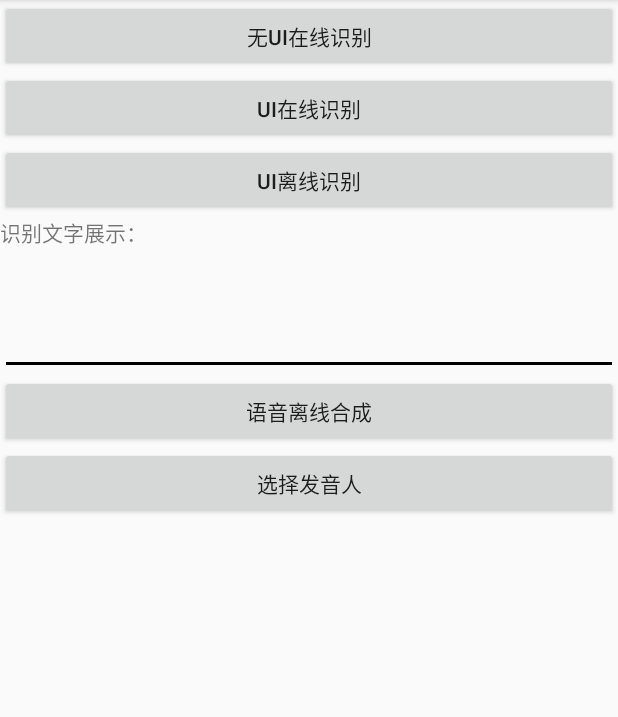
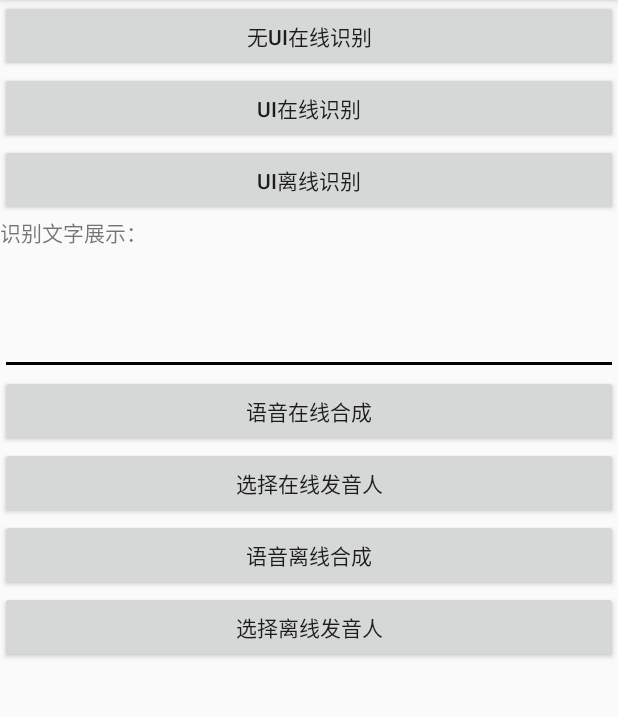
Before and after one commit to FMGG/XunFeiDemo, an Android app: the screen it shows after launch (MainActivity), after a tap on "UI在线识别", on a phone screen of 412 x 824 dp, the part 84-801 px from its top. Run offline under Robolectric (Android 15) with nearby library versions, the light colour scheme and no system bars; our stand-ins replace ButterKnife; 5 statements that could not run were skipped.

Commit message:
新增在线语音合成，需要注意选英文发音人的时候，只有输入英文才能发音

```diff
--- a/app/src/main/java/my/project/com/MainActivity.java
+++ b/app/src/main/java/my/project/com/MainActivity.java
@@ -56,6 +56,10 @@ public class MainActivity extends AppCompatActivity {
     EditText etContent;
     @BindView(R.id.bt_selectperson)
     Button btSelectperson;
+    @BindView(R.id.bt_voiceonline)
+    Button btVoiceonline;
+    @BindView(R.id.bt_selectonlineperson)
+    Button btSelectonlineperson;
 
 
     private SpeechRecognizer mIat;
@@ -64,12 +68,14 @@ public class MainActivity extends AppCompatActivity {
 
     private final String CLOUD = "cloud";
     private final String LOCAL = "local";
+    private final int ONLINE = 0;
+    private final int OFFLINE = 1;
     private int MORE = 0x10;
     private String VOICENAME = "xiaoyan";
     private int selectedNumLocal = 0;
-    // 本地发音人列表
-    private String[] localVoicersEntries;
-    private String[] localVoicersValue ;
+    //发音人列表
+    private String[] voicersEntries;
+    private String[] voicersValue;
 
     @Override
     protected void onCreate(Bundle savedInstanceState) {
@@ -82,9 +88,6 @@ public class MainActivity extends AppCompatActivity {
 
     private void init() {
         doMorePermission();
-        // 本地发音人名称列表
-        localVoicersEntries = getResources().getStringArray(R.array.voicer_local_entries);
-        localVoicersValue = getResources().getStringArray(R.array.voicer_local_values);
     }
 
     /**
@@ -276,7 +279,8 @@ public class MainActivity extends AppCompatActivity {
     }
 
 
-    @OnClick({R.id.bt_noui, R.id.bt_ui, R.id.bt_uinonetwork, R.id.bt_speechSynthesizer,R.id.bt_selectperson})
+    @OnClick({R.id.bt_noui, R.id.bt_ui, R.id.bt_uinonetwork, R.id.bt_speechSynthesizer,
+            R.id.bt_selectperson, R.id.bt_voiceonline, R.id.bt_selectonlineperson})
     public void onViewClicked(View view) {
         switch (view.getId()) {
             case R.id.bt_noui:
@@ -291,24 +295,42 @@ public class MainActivity extends AppCompatActivity {
                 setEmptyText();
                 uiStartVoice(LOCAL);
                 break;
-            case R.id.bt_speechSynthesizer:
-                speechSynthesizer();
+            case R.id.bt_speechSynthesizer: //离线语音合成
+                speechSynthesizer(OFFLINE);
                 break;
-            case R.id.bt_selectperson:
-                selectPerson();
+            case R.id.bt_selectperson: //离线发音人
+                selectPerson(OFFLINE);
+                break;
+            case R.id.bt_voiceonline:  //在线语音合成
+                speechSynthesizer(ONLINE);
+                break;
+            case R.id.bt_selectonlineperson: //在线发音人
+                selectPerson(ONLINE);
                 break;
         }
     }
 
     //选择发音人
-    private void selectPerson() {
-        new AlertDialog.Builder(this).setTitle("本地合成发音人选项")
-                .setSingleChoiceItems(localVoicersEntries, // 单选框有几项,各是什么名字
+    private void selectPerson(int type) {
+        String title;
+        if (type == OFFLINE){
+            title = "离线合成发音人选项";
+            // 本地发音人名称列表
+            voicersEntries = getResources().getStringArray(R.array.voicer_local_entries);
+            voicersValue = getResources().getStringArray(R.array.voicer_local_values);
+        }else {
+            title = "在线合成发音人选项";
+            // 在线发音人名称列表
+            voicersEntries = getResources().getStringArray(R.array.voicer_cloud_entries);
+            voicersValue = getResources().getStringArray(R.array.voicer_cloud_values);
+        }
+        new AlertDialog.Builder(this).setTitle(title)
+                .setSingleChoiceItems(voicersEntries, // 单选框有几项,各是什么名字
                         selectedNumLocal, // 默认的选项
                         new DialogInterface.OnClickListener() { // 点击单选框后的处理
                             public void onClick(DialogInterface dialog,
                                                 int which) { // 点击了哪一项
-                                VOICENAME = localVoicersValue[which];
+                                VOICENAME = voicersValue[which];
                                 selectedNumLocal = which;
                                 dialog.dismiss();
                             }
@@ -320,9 +342,9 @@ public class MainActivity extends AppCompatActivity {
     }
 
     /**
-     * 离线语音合成
+     * 语音合成
      */
-    public void speechSynthesizer() {
+    public void speechSynthesizer(int type) {
         mTts = SpeechSynthesizer.createSynthesizer(MainActivity.this, new InitListener() {
             @Override
             public void onInit(int i) {
@@ -331,14 +353,16 @@ public class MainActivity extends AppCompatActivity {
                 }
             }
         });
-        mTts.setParameter(SpeechConstant.ENGINE_TYPE, LOCAL);
-
-        if (SpeechConstant.TYPE_LOCAL.equals(LOCAL)) {
-            // 需下载使用对应的离线合成SDK
-            //设置发音人资源路径
-            mTts.setParameter(ResourceUtil.TTS_RES_PATH, getSpeechSynthesizerResourcePath(VOICENAME));
+        if (type == OFFLINE){
+            mTts.setParameter(SpeechConstant.ENGINE_TYPE, LOCAL);
+            if (SpeechConstant.TYPE_LOCAL.equals(LOCAL)) {
+                // 需下载使用对应的离线合成SDK
+                //设置发音人资源路径
+                mTts.setParameter(ResourceUtil.TTS_RES_PATH, getSpeechSynthesizerResourcePath(VOICENAME));
+            }
+        }else {
+            mTts.setParameter(SpeechConstant.ENGINE_TYPE, CLOUD);
         }
-
         mTts.setParameter(SpeechConstant.VOICE_NAME, VOICENAME);
         String strTextToSpeech = etContent.getText().toString().trim();
         if (TextUtils.isEmpty(strTextToSpeech)) {
--- a/app/src/main/res/layout/activity_main.xml
+++ b/app/src/main/res/layout/activity_main.xml
@@ -44,6 +44,21 @@
         android:layout_height="wrap_content" />
 
     <Button
+        android:id="@+id/bt_voiceonline"
+        android:layout_width="match_parent"
+        android:layout_height="wrap_content"
+        android:gravity="center"
+        android:text="语音在线合成" />
+
+
+    <Button
+        android:id="@+id/bt_selectonlineperson"
+        android:layout_width="match_parent"
+        android:layout_height="wrap_content"
+        android:gravity="center"
+        android:text="选择在线发音人" />
+
+    <Button
         android:id="@+id/bt_speechSynthesizer"
         android:layout_width="match_parent"
         android:layout_height="wrap_content"
@@ -55,7 +70,7 @@
         android:layout_width="match_parent"
         android:layout_height="wrap_content"
         android:gravity="center"
-        android:text="选择发音人" />
+        android:text="选择离线发音人" />
 
 
 </LinearLayout>
--- a/app/src/main/res/values/strings.xml
+++ b/app/src/main/res/values/strings.xml
@@ -9,4 +9,47 @@
         <item>xiaoyan</item>
         <item>xiaofeng</item>
     </string-array>
+
+    <string-array name="voicer_cloud_entries">
+        <item>小燕—女青、中英、普通话</item>
+        <item>小宇—男青、中英、普通话</item>
+        <item>凯瑟琳—女青、英</item>
+        <item>亨利—男青、英</item>
+        <item>玛丽—女青、英</item>
+        <item>小研—女青、中英、普通话</item>
+        <item>小琪—女青、中英、普通话</item>
+        <item>小峰—男青、中英、普通话</item>
+        <item>小梅—女青、中英、粤语</item>
+        <item>小莉—女青、中英、台湾普通话</item>
+        <item>小蓉—女青、中、四川话</item>
+        <item>小芸—女青、中、东北话</item>
+        <item>小坤—男青、中、河南话</item>
+        <item>小强—男青、中、湖南话</item>
+        <item>小莹—女青、中、陕西话</item>
+        <item>小新—男童、中、普通话</item>
+        <item>楠楠—女童、中、普通话</item>
+        <item>老孙—男老、中、普通话</item>
+    </string-array>
+    <string-array name="voicer_cloud_values">
+        <item>xiaoyan</item>
+        <item>xiaoyu</item>
+        <item>catherine</item>
+        <item>henry</item>
+        <item>vimary</item>
+        <item>vixy</item>
+        <item>xiaoqi</item>
+        <item>vixf</item>
+        <item>xiaomei</item>
+        <item>xiaolin</item>
+        <item>xiaorong</item>
+        <item>xiaoqian</item>
+        <item>xiaokun</item>
+        <item>xiaoqiang</item>
+        <item>vixying</item>
+        <item>xiaoxin</item>
+        <item>nannan</item>
+        <item>vils</item>
+    </string-array>
+
+
 </resources>
```
